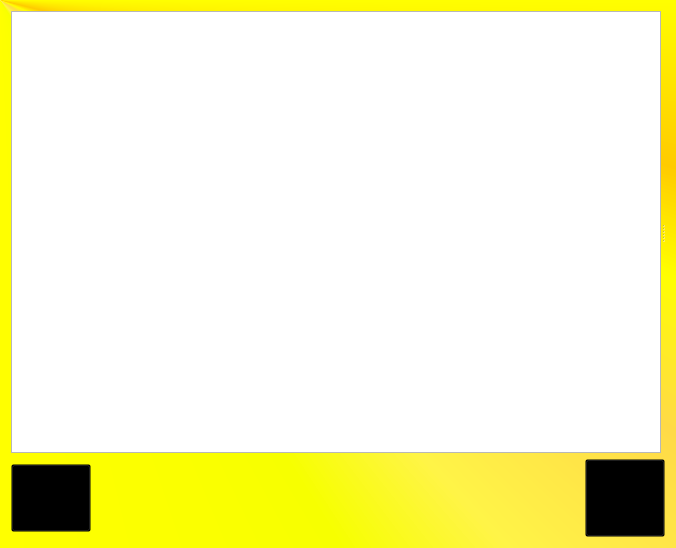
First picture: the form in MattyNotes/mattysettingsdialog.ui, repository MattyMatiss/MattyNotesOld, before the edit.
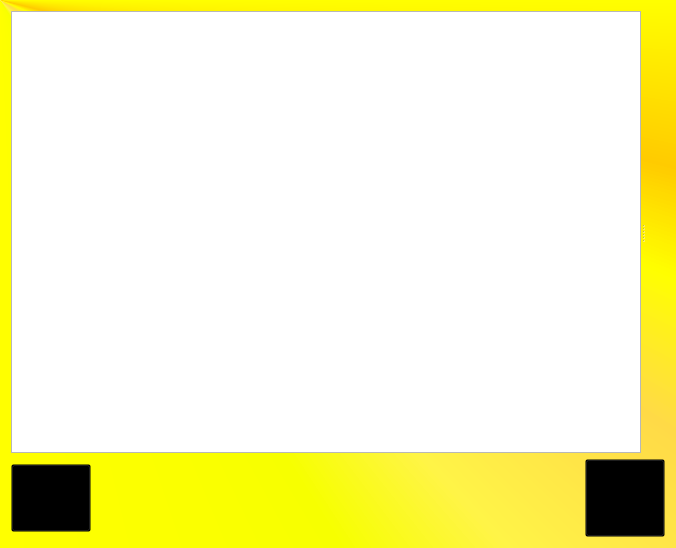
Second picture: the form after the edit. Icons and pictures are not drawn.

Patch:
```diff
--- a/MattyNotes/mattysettingsdialog.ui
+++ b/MattyNotes/mattysettingsdialog.ui
@@ -25,13 +25,12 @@
        <property name="orientation">
         <enum>Qt::Horizontal</enum>
        </property>
-       <widget class="QListWidget" name="listWidget">
-        <property name="baseSize">
-         <size>
-          <width>150</width>
-          <height>0</height>
-         </size>
-        </property>
+       <widget class="QWidget" name="verticalLayoutWidget">
+        <layout class="QVBoxLayout" name="verticalLayout">
+         <item>
+          <widget class="QListWidget" name="listWidget"/>
+         </item>
+        </layout>
        </widget>
        <widget class="QStackedWidget" name="stackedWidget">
         <widget class="QWidget" name="page"/>
@@ -46,7 +45,7 @@
        </property>
        <property name="sizeHint" stdset="0">
         <size>
-         <width>0</width>
+         <width>20</width>
          <height>40</height>
         </size>
        </property>
```
Left out of the diff: 6 changed lines with no effect on the pictures. Lines whose indentation alone changed are shown as unchanged.
